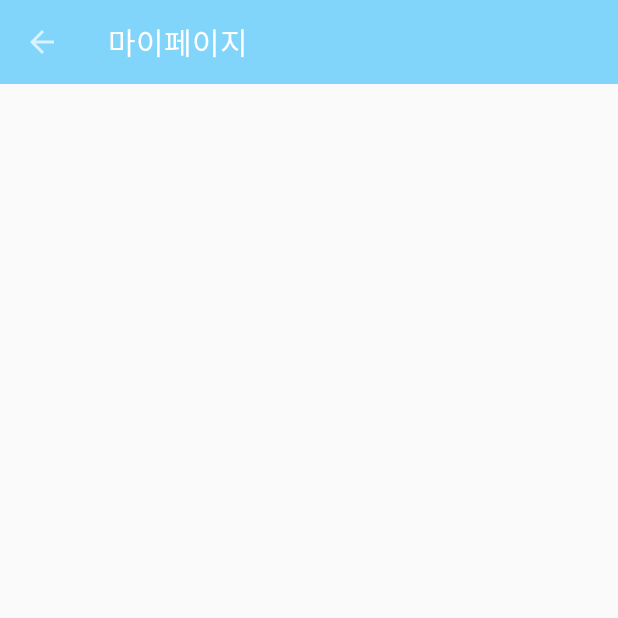
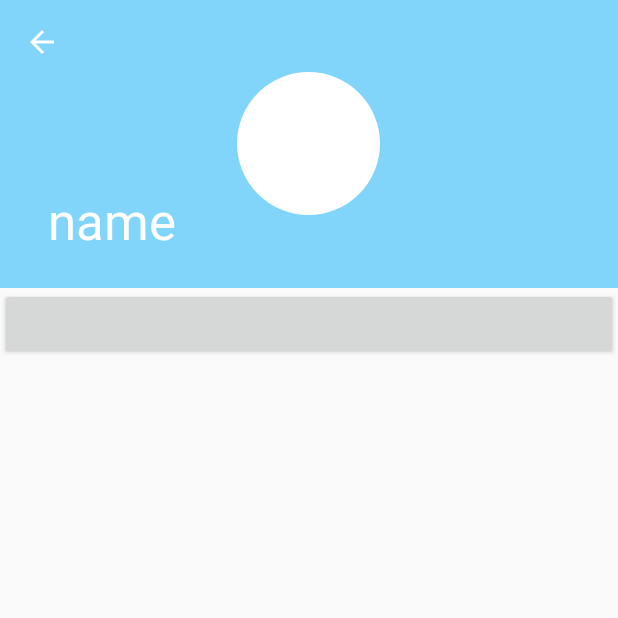
Before and after one commit to songmho/Coy, an Android app: the MypageAcitivty screen opened directly, with no data from a screen before it, on a phone screen of 412 x 824 dp, the top half of it. Run offline under Robolectric (Android 15) with nearby library versions, the phone set to English and light mode, and no system bars; our stand-ins replace CircleImageView.

Commit message:
마이페이지 일부 수정

```diff
--- a/app/src/main/java/com/asc/coy/MypageAcitivty.java
+++ b/app/src/main/java/com/asc/coy/MypageAcitivty.java
@@ -1,6 +1,7 @@
 package com.asc.coy;
 
 import android.os.Bundle;
+import android.support.design.widget.CollapsingToolbarLayout;
 import android.support.design.widget.NavigationView;
 import android.support.v4.widget.DrawerLayout;
 import android.support.v7.app.AppCompatActivity;
@@ -17,8 +18,10 @@ public class MypageAcitivty extends AppCompatActivity {
 
         Toolbar toolbar = (Toolbar) findViewById(R.id.toolbar);
         setSupportActionBar(toolbar);
-        getSupportActionBar().setTitle("마이페이지");
         getSupportActionBar().setDisplayHomeAsUpEnabled(true);
 
+
+        CollapsingToolbarLayout collapsing_toolbar=(CollapsingToolbarLayout)findViewById(R.id.collapsing_toolbar);
+        collapsing_toolbar.setTitle("name");
     }
 }
--- a/app/src/main/res/layout/activity_mypage.xml
+++ b/app/src/main/res/layout/activity_mypage.xml
@@ -1,16 +1,54 @@
 <?xml version="1.0" encoding="utf-8"?>
-<LinearLayout xmlns:android="http://schemas.android.com/apk/res/android"
-    android:orientation="vertical" android:layout_width="match_parent"
-    android:layout_height="match_parent">
+<android.support.design.widget.CoordinatorLayout xmlns:android="http://schemas.android.com/apk/res/android"
+    xmlns:app="http://schemas.android.com/apk/res-auto"
+    android:id="@+id/container"
+    android:orientation="vertical"
+    android:layout_width="match_parent"
+    android:layout_height="match_parent"
+    android:fitsSystemWindows="true">
 
-    <LinearLayout
+    <android.support.design.widget.AppBarLayout
+        android:id="@+id/app_bar"
+        android:layout_width="match_parent"
+        android:layout_height="192dp"
+        android:theme="@style/ThemeOverlay.AppCompat.Dark.ActionBar">
+
+        <android.support.design.widget.CollapsingToolbarLayout
+            android:id="@+id/collapsing_toolbar"
+            android:layout_width="match_parent"
+            android:layout_height="match_parent"
+            android:background="#00FFFFFF"
+            android:fitsSystemWindows="true"
+            app:contentScrim="?attr/colorPrimary"
+            app:layout_scrollFlags="scroll|exitUntilCollapsed">
+
+
+            <de.hdodenhof.circleimageview.CircleImageView
+                android:layout_width="95dp"
+                android:layout_height="95dp"
+                android:layout_gravity="center"
+                android:src="#FFFFFF"/>
+
+
+            <android.support.v7.widget.Toolbar
+                android:id="@+id/toolbar"
+                android:layout_width="match_parent"
+                android:layout_height="?attr/actionBarSize"
+                app:layout_collapseMode="pin" />
+
+        </android.support.design.widget.CollapsingToolbarLayout>
+    </android.support.design.widget.AppBarLayout>
+
+
+    <android.support.v4.widget.NestedScrollView
         android:layout_width="match_parent"
         android:layout_height="match_parent"
-        android:orientation="vertical">
+        android:layout_gravity="fill_vertical"
+        app:layout_behavior="@string/appbar_scrolling_view_behavior">
 
-        <include
-            layout="@layout/tool_bar"
-            android:id="@+id/toolbar"/>
+        <Button
+            android:layout_width="match_parent"
+            android:layout_height="500dp" />
 
-    </LinearLayout>
-</LinearLayout>
+    </android.support.v4.widget.NestedScrollView>
+</android.support.design.widget.CoordinatorLayout>
```
Also changed, not shown: 1 other file.
